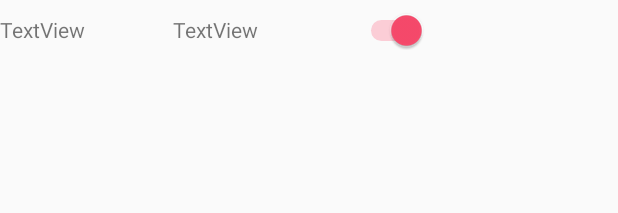
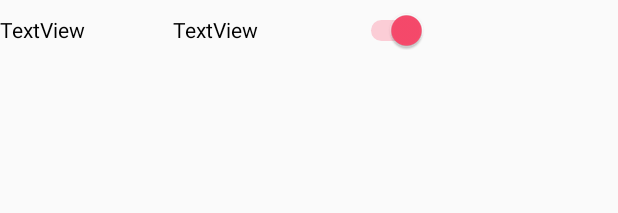
Before and after one commit to doodoo1213/Please_refrigerator, an Android app: the layout cartlist_item.xml on its own in the app's theme, with its tools: preview values and no code run, on a phone screen of 412 x 824 dp. Shown: the top 213 px of the screen. Run offline under Robolectric (Android 15) with nearby library versions, the phone set to English and light mode, and no system bars.

Commit message:
-cart listview show

```diff
--- a/app/src/main/java/com/example/kimjuyoung/please_refrigerator/activity/Cartlist_Adapter.java
+++ b/app/src/main/java/com/example/kimjuyoung/please_refrigerator/activity/Cartlist_Adapter.java
@@ -46,10 +46,10 @@ public class Cartlist_Adapter extends BaseAdapter{
         TextView textAmountView = (TextView) convertView.findViewById(R.id.cart_itemnumbers) ;
 
         // Data Set(listViewItemList)에서 position에 위치한 데이터 참조 획득
-        Cartlist_item cartlistviewpos = cartlist_view.get(position);
+        Cartlist_item cartlistviewpos = cartlist_view.get(pos);
 
         // 아이템 내 각 위젯에 데이터 반영
-        textAmountView.setText(cartlistviewpos.getAmount());
+        textAmountView.setText(cartlistviewpos.getAmount().toString());
         textNameView.setText(cartlistviewpos.getName());
         return convertView;
     }
--- a/app/src/main/java/com/example/kimjuyoung/please_refrigerator/models/Select.java
+++ b/app/src/main/java/com/example/kimjuyoung/please_refrigerator/models/Select.java
@@ -1,12 +1,7 @@
 package com.example.kimjuyoung.please_refrigerator.models;
 
-import android.os.AsyncTask;
-import android.support.v4.app.Fragment;
-
-import java.sql.Array;
 import java.sql.Connection;
 import java.sql.DriverManager;
-import java.sql.PreparedStatement;
 import java.sql.ResultSet;
 import java.sql.Statement;
 import java.util.ArrayList;
--- a/app/src/main/res/layout/cart.xml
+++ b/app/src/main/res/layout/cart.xml
@@ -65,8 +65,8 @@
 
     <ListView
         android:id="@+id/cart_list"
-        android:layout_marginLeft="10dp"
-        android:layout_marginRight="10dp"
+        android:layout_marginLeft="30dp"
+        android:layout_marginRight="30dp"
         android:layout_marginTop="13dp"
         android:layout_width="match_parent"
         android:layout_height="400dp" />
--- a/app/src/main/res/layout/cartlist_item.xml
+++ b/app/src/main/res/layout/cartlist_item.xml
@@ -8,14 +8,16 @@
         android:layout_width="115dp"
         android:layout_height="40dp"
         android:layout_weight="1"
-        android:text="TextView" />
+        android:text="TextView"
+        android:textColor="#000000"/>
 
     <TextView
         android:id="@+id/cart_itemnumbers"
         android:layout_width="104dp"
         android:layout_height="40dp"
         android:layout_weight="1"
-        android:text="TextView" />
+        android:text="TextView"
+        android:textColor="#000000"/>
 
     <Switch
         android:id="@+id/checklist"
```
Also changed, not shown: app/src/main/java/com/example/kimjuyoung/please_refrigerator/activity/CartActivity.java (+6 -6 lines).
